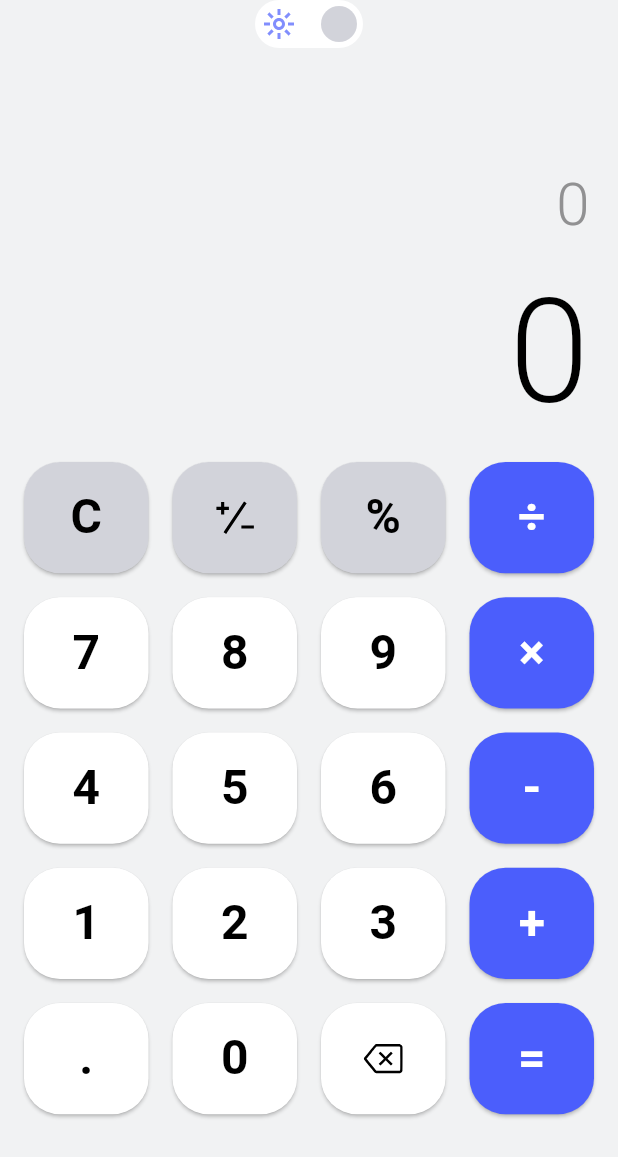
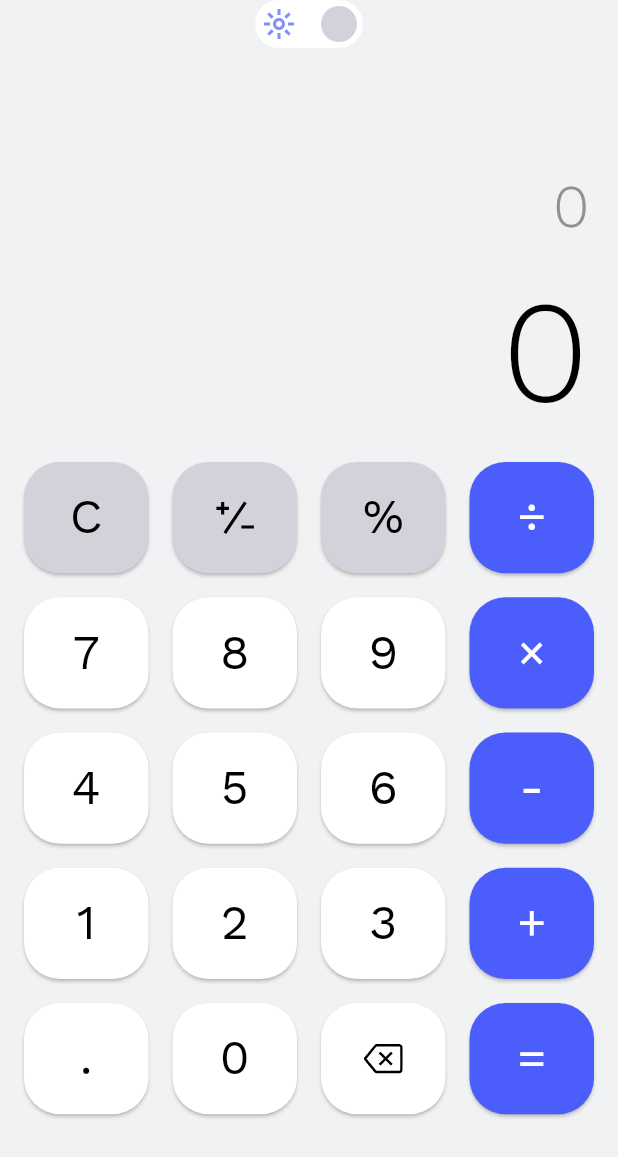
Before and after one commit to CodeAndThink/Sample-Flutter-Caculator-App, a Flutter app: the screen it shows after launch, on a phone screen of 412 x 824 dp. Shown: the top 1157 px of the screen. Run offline on Flutter 3.47's test engine with Material 3 defaults, Android fonts, the phone set to English and light mode, and no system bars; our stand-ins replace flutter_svg.

Commit message:
Add WorkSans font family and update text styles in theme

```diff
--- a/lib/theme/theme.dart
+++ b/lib/theme/theme.dart
@@ -17,40 +17,47 @@ class AppTheme {
         ),
         textTheme: const TextTheme(
             headlineLarge: TextStyle(
-              fontSize: 90,
+              fontFamily: 'WorkSans',
+              fontSize: 96,
               fontStyle: FontStyle.normal,
-              fontWeight: FontWeight.w700,
+              fontWeight: FontWeight.w300,
               color: Colors.black,
             ),
             headlineMedium: TextStyle(
+              fontFamily: 'WorkSans',
               fontSize: 40,
               fontStyle: FontStyle.normal,
               fontWeight: FontWeight.w300,
               color: Colors.black,
             ),
             headlineSmall: TextStyle(
+              fontFamily: 'WorkSans',
               fontSize: 32,
               fontStyle: FontStyle.normal,
-              fontWeight: FontWeight.w600,
+              fontWeight: FontWeight.w400,
               color: Colors.black,
             ),
             bodyLarge: TextStyle(
+                fontFamily: 'WorkSans',
                 fontSize: 96,
                 fontStyle: FontStyle.normal,
                 fontWeight: FontWeight.w300,
                 color: Colors.black),
             bodyMedium: TextStyle(
+                fontFamily: 'WorkSans',
                 fontSize: 16,
                 fontStyle: FontStyle.normal,
                 fontWeight: FontWeight.w400,
                 color: Colors.black),
             bodySmall: TextStyle(
+                fontFamily: 'WorkSans',
                 fontSize: 14,
                 fontStyle: FontStyle.normal,
-                fontWeight: FontWeight.w500,
+                fontWeight: FontWeight.w300,
                 color: Colors.black)),
         appBarTheme: const AppBarTheme(
           titleTextStyle: TextStyle(
+            fontFamily: 'WorkSans',
             fontSize: 20.0,
             fontWeight: FontWeight.bold,
             color: Colors.white,
@@ -79,37 +86,43 @@ class AppTheme {
         ),
         textTheme: const TextTheme(
             headlineLarge: TextStyle(
-              fontSize: 90,
+              fontFamily: 'WorkSans',
+              fontSize: 96,
               fontStyle: FontStyle.normal,
-              fontWeight: FontWeight.w700,
+              fontWeight: FontWeight.w300,
               color: Colors.white,
             ),
             headlineMedium: TextStyle(
+              fontFamily: 'WorkSans',
               fontSize: 40,
               fontStyle: FontStyle.normal,
               fontWeight: FontWeight.w300,
               color: Colors.white,
             ),
             headlineSmall: TextStyle(
+              fontFamily: 'WorkSans',
               fontSize: 32,
               fontStyle: FontStyle.normal,
-              fontWeight: FontWeight.w600,
+              fontWeight: FontWeight.w400,
               color: Colors.white,
             ),
             bodyLarge: TextStyle(
+                fontFamily: 'WorkSans',
                 fontSize: 96,
                 fontStyle: FontStyle.normal,
                 fontWeight: FontWeight.w300,
                 color: Colors.white),
             bodyMedium: TextStyle(
+                fontFamily: 'WorkSans',
                 fontSize: 16,
                 fontStyle: FontStyle.normal,
                 fontWeight: FontWeight.w400,
                 color: Colors.white),
             bodySmall: TextStyle(
+                fontFamily: 'WorkSans',
                 fontSize: 14,
                 fontStyle: FontStyle.normal,
-                fontWeight: FontWeight.w500,
+                fontWeight: FontWeight.w300,
                 color: Colors.white)),
         appBarTheme: const AppBarTheme(
           titleTextStyle: TextStyle(
--- a/pubspec.yaml
+++ b/pubspec.yaml
@@ -27,6 +27,12 @@ flutter_launcher_icons:
 flutter:
   uses-material-design: true
   generate: true
+  fonts:
+    - family: WorkSans
+      fonts:
+        - asset: fonts/WorkSans-Regular.ttf
+        - asset: fonts/WorkSans-Light.ttf
+          weight: 300
   assets:
     - assets/images/logo.png
     - assets/icons/delete.svg
```
Also changed, not shown: fonts/WorkSans-Light.ttf (added), fonts/WorkSans-Regular.ttf (added).
